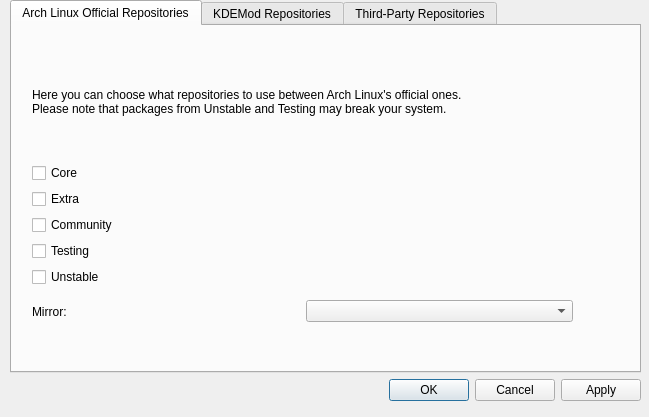
drf/shaman1, file trunk/ui/repoDialog.ui: the form before one commit.
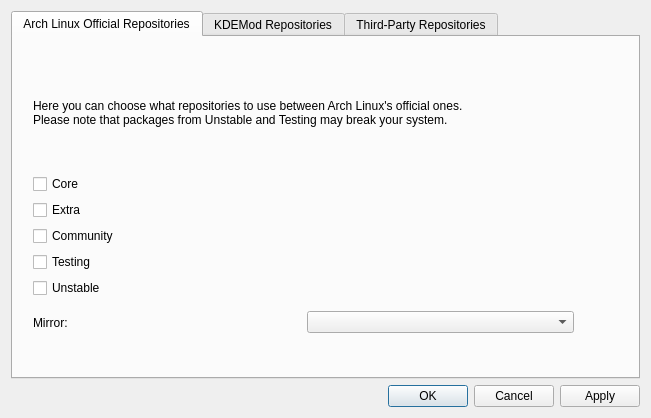
The form after the commit.

Commit message: Make the repoDialog resizeable

```diff
--- a/trunk/ui/repoDialog.ui
+++ b/trunk/ui/repoDialog.ui
@@ -5,22 +5,15 @@
    <rect>
     <x>0</x>
     <y>0</y>
-    <width>649</width>
-    <height>417</height>
+    <width>651</width>
+    <height>418</height>
    </rect>
   </property>
   <property name="windowTitle" >
    <string>qtPacman - Manage Repositories</string>
   </property>
-  <widget class="QWidget" name="layoutWidget" >
-   <property name="geometry" >
-    <rect>
-     <x>10</x>
-     <y>0</y>
-     <width>631</width>
-     <height>401</height>
-    </rect>
-   </property>
+  <layout class="QGridLayout" >
+   <item row="0" column="0" >
    <layout class="QVBoxLayout" >
     <item>
      <widget class="QTabWidget" name="repoTab" >
@@ -247,7 +240,8 @@
      </widget>
     </item>
    </layout>
-  </widget>
+   </item>
+  </layout>
  </widget>
  <resources/>
  <connections>
```
Lines whose indentation alone changed are shown as unchanged.
